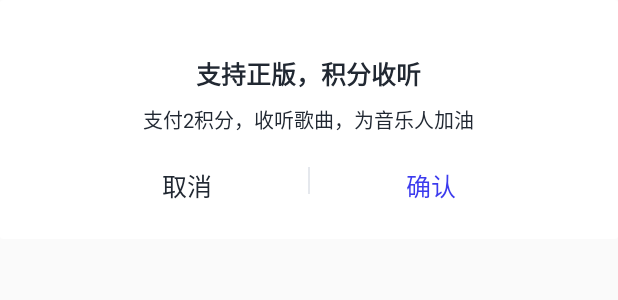
After one commit to W-B-S/ipm-player-android, an Android app: the layout dialog_dabang.xml on its own in the app's theme, with its tools: preview values and no code run, on a phone screen of 412 x 824 dp. The commit adds this screen. Shown: the top 300 px of the screen. Run offline under Robolectric (Android 15) with nearby library versions, the phone set to English and light mode, and no system bars.

Commit message:
添加一些东西

```diff
--- /dev/null
+++ b/app/src/main/res/drawable/shape_dialog_bg.xml
@@ -0,0 +1,5 @@
+<?xml version="1.0" encoding="utf-8"?>
+<shape xmlns:android="http://schemas.android.com/apk/res/android">
+    <solid android:color="@color/white"/>
+    <corners android:radius="@dimen/x4"/>
+</shape>
--- /dev/null
+++ b/app/src/main/res/drawable/shape_dialog_et_bg.xml
@@ -0,0 +1,5 @@
+<?xml version="1.0" encoding="utf-8"?>
+<shape xmlns:android="http://schemas.android.com/apk/res/android">
+    <solid android:color="#F5F6F6"/>
+    <corners android:radius="@dimen/x4"/>
+</shape>
--- a/app/src/main/res/layout/activity_player.xml
+++ b/app/src/main/res/layout/activity_player.xml
@@ -53,12 +53,14 @@
             android:layout_height="wrap_content"
             android:src="@drawable/song_like_ic" />
         <ImageView
+            android:id="@+id/iv_create_song_sheet"
             android:layout_width="wrap_content"
             android:layout_height="wrap_content"
             android:layout_centerHorizontal="true"
             android:src="@drawable/play_add_folder_ic" />
 
         <ImageView
+            android:id="@+id/iv_share"
             android:layout_width="wrap_content"
             android:layout_height="wrap_content"
             android:layout_alignParentRight="true"
@@ -149,6 +151,7 @@
                 android:src="@drawable/next_ic" />
         </RelativeLayout>
         <ImageView
+            android:id="@+id/iv_dabang"
             android:layout_width="wrap_content"
             android:layout_height="wrap_content"
             android:layout_gravity="center_vertical"
--- /dev/null
+++ b/app/src/main/res/layout/dialog_dabang.xml
@@ -0,0 +1,54 @@
+<?xml version="1.0" encoding="utf-8"?>
+<LinearLayout
+    xmlns:android="http://schemas.android.com/apk/res/android"
+    android:layout_width="match_parent"
+    android:orientation="vertical"
+    android:id="@+id/ll_root"
+    android:background="@drawable/shape_dialog_bg"
+    android:layout_height="wrap_content">
+    <TextView
+        android:layout_width="wrap_content"
+        android:layout_height="wrap_content"
+        android:text="支持正版，积分收听"
+        android:layout_gravity="center_horizontal"
+        android:textSize="@dimen/x30"
+        android:textColor="#212832"
+        android:textStyle="bold"
+        android:layout_marginTop="@dimen/x66" />
+    <TextView
+        android:layout_width="wrap_content"
+        android:layout_height="wrap_content"
+        android:text="支付2积分，收听歌曲，为音乐人加油"
+        android:layout_gravity="center_horizontal"
+        android:textSize="@dimen/x24"
+        android:textColor="#212832"
+        android:layout_marginTop="@dimen/x14" />
+    <LinearLayout
+        android:layout_marginBottom="@dimen/y44"
+        android:layout_marginTop="@dimen/y40"
+        android:layout_gravity="center_horizontal"
+        android:layout_width="wrap_content"
+        android:layout_height="wrap_content">
+        <TextView
+            android:id="@+id/cancel"
+            android:layout_marginRight="@dimen/x115"
+            android:layout_width="wrap_content"
+            android:layout_height="wrap_content"
+            android:textSize="@dimen/x30"
+            android:textColor="#212832"
+            android:text="取消"/>
+        <View
+            android:layout_width="@dimen/x2"
+            android:layout_height="@dimen/y34"
+            android:background="#E5E8ED"/>
+        <TextView
+            android:id="@+id/confirm"
+            android:layout_marginLeft="@dimen/x115"
+            android:layout_width="wrap_content"
+            android:textSize="@dimen/x30"
+            android:layout_height="wrap_content"
+            android:textColor="#3C3BEE"
+            android:text="确认"/>
+    </LinearLayout>
+
+</LinearLayout>
```
Also changed, not shown: app/src/main/java/com/ipm/ipm/module/play/PlayActivity.java (+17 -4 lines), app/src/main/java/com/ipm/ipm/widget/dialog/CreateSongSheetDialog.java (added, +58 -0 lines), app/src/main/java/com/ipm/ipm/widget/dialog/DaBangDialog.java (added, +59 -0 lines), app/src/main/res/layout/dialog_create_song_sheet.xml (added, +59 -0 lines).
